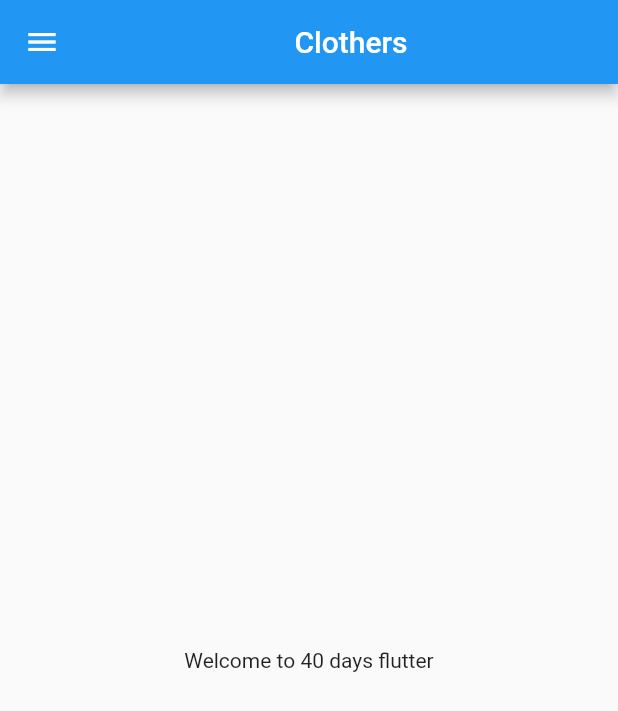
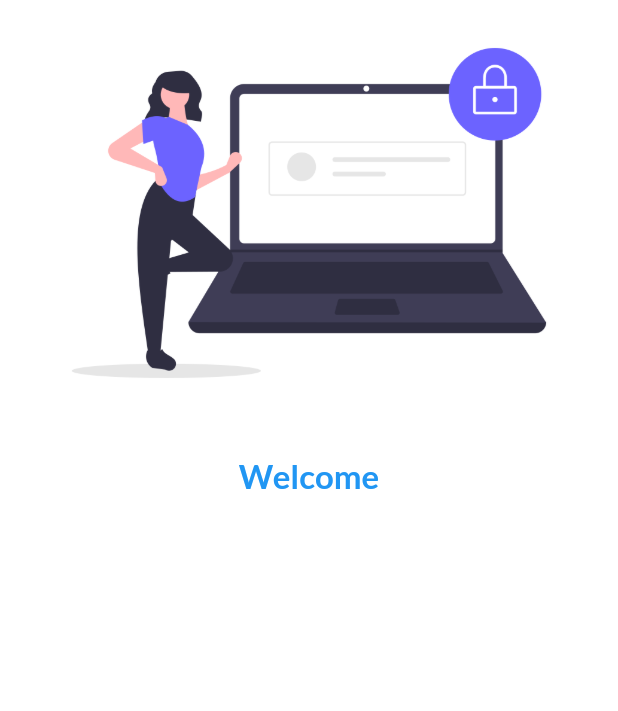
Before and after one commit to divyanshusaini690/MobileApp, a Flutter app: the screen it shows after launch, on a phone screen of 412 x 824 dp. Shown: the top 711 px of the screen. Run offline on Flutter 3.47's test engine with Material 2 defaults, Android fonts, the phone set to English and light mode, and no system bars; our stand-ins replace google_fonts.

Commit message:
first commit

```diff
--- a/lib/main.dart
+++ b/lib/main.dart
@@ -1,5 +1,7 @@
-import 'package:firstproject/home_page.dart';
+import 'package:firstproject/pages/home_page.dart';
+import 'package:firstproject/pages/login_page.dart';
 import 'package:flutter/material.dart';
+import 'package:google_fonts/google_fonts.dart';
 
 void main() {
   runApp(MyApp());
@@ -11,7 +13,14 @@ class MyApp extends StatelessWidget {
   @override
   Widget build(BuildContext context) {
     return MaterialApp(
-      home: HomePage(),
+      theme: ThemeData(
+        fontFamily: GoogleFonts.lato().fontFamily,
+      ),
+      routes: {
+        "/": (context) => LoginPage(),
+        "/home": (context) => HomePage(),
+        "/login": (context) => LoginPage(),
+      },
     );
   }
 }
--- a/lib/home_page.dart
+++ b/lib/pages/home_page.dart
@@ -12,6 +12,7 @@ class HomePage extends StatelessWidget {
         ),
       ),
       body: Center(
+        // ignore: avoid_unnecessary_containers
         child: Container(
           child: Text("Welcome to $days days flutter"),
         ),
--- /dev/null
+++ b/lib/pages/login_page.dart
@@ -0,0 +1,36 @@
+// ignore_for_file: prefer_const_constructors
+
+import 'package:flutter/material.dart';
+
+class LoginPage extends StatelessWidget {
+  const LoginPage({super.key});
+
+  @override
+  Widget build(BuildContext context) {
+    return Material(
+      color: Colors.white,
+      child: Column(
+        children: [
+          Image.asset(
+            "assets/images/login_image.png",
+            fit: BoxFit.cover,
+          ),
+          SizedBox(
+            height: 20,
+          ),
+          Text(
+            "Welcome",
+            style: TextStyle(
+              fontSize: 22,
+              fontWeight: FontWeight.bold,
+              color: Colors.blue,
+            ),
+          ),
+          SizedBox(
+            height: 20,
+          ),
+        ],
+      ),
+    );
+  }
+}
```
Also changed, not shown: pubspec.yaml (+5 -6 lines), assets/images/login_image.png (added), pubspec.lock, 1 other file.
